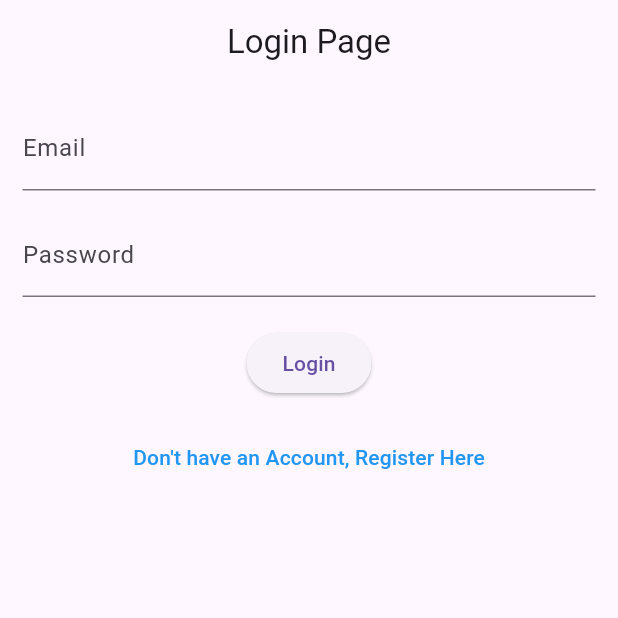
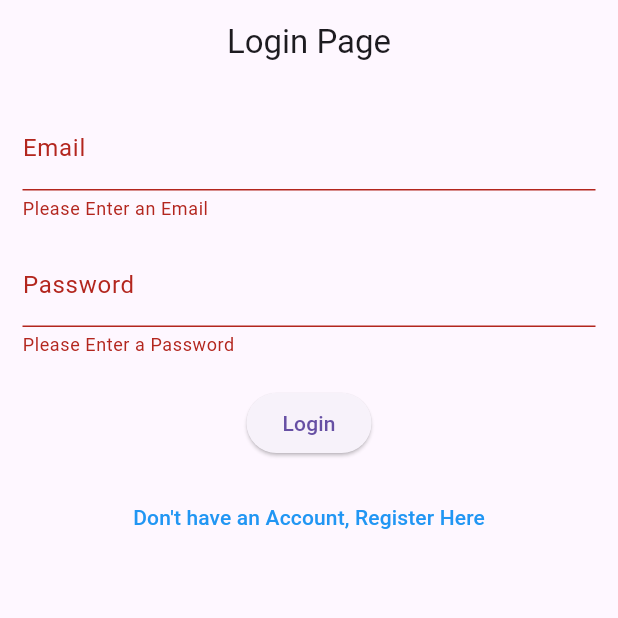
Before and after one commit to PAIshanMadusha/basic-firebase-authentication, a Flutter app: the screen it shows after launch, after a tap on "Already have an Account? Login Here", after a tap on "Login", on a phone screen of 412 x 824 dp, the top half of it. Run offline on Flutter 3.47's test engine with Material 3 defaults, Android fonts, the light colour scheme and no system bars; our stand-ins replace firebase_auth, firebase_core; accounts and stored records are empty; network calls fail.

Commit message:
Login Page Logics Implementation

```diff
--- a/lib/pages/authentication/login_page.dart
+++ b/lib/pages/authentication/login_page.dart
@@ -1,4 +1,6 @@
 import 'package:basic_firebase_authentication/pages/authentication/register_page.dart';
+import 'package:basic_firebase_authentication/pages/main_page.dart';
+import 'package:basic_firebase_authentication/services/authentication_service.dart';
 import 'package:flutter/material.dart';
 
 class LoginPage extends StatefulWidget {
@@ -13,6 +15,52 @@ class _LoginPageState extends State<LoginPage> {
   final TextEditingController _passwordController = TextEditingController();
 
   final _formKey = GlobalKey<FormState>();
+
+  bool _isLoading = false;
+
+  //SignIn
+  Future<void> _signInUser() async {
+    if (!_formKey.currentState!.validate()) {
+      return;
+    }
+    setState(() {
+      _isLoading = true;
+    });
+    try {
+      final email = _emailController.text.trim();
+      final password = _passwordController.text.trim();
+
+      await AuthenticationService().singInUser(
+        email: email,
+        password: password,
+      );
+      if (mounted) {
+        ScaffoldMessenger.of(context).showSnackBar(
+          SnackBar(
+            content: Text("SignIn Successfully!"),
+            duration: Duration(seconds: 1),
+          ),
+        );
+      }
+      //Navigate to MainPage if SignIn Successful
+      if (mounted) {
+        Navigator.pushReplacement(
+          context,
+          MaterialPageRoute(builder: (context) => MainPage()),
+        );
+      }
+    } catch (error) {
+      if (mounted) {
+        ScaffoldMessenger.of(context).showSnackBar(
+          SnackBar(content: Text("Error with SignIn User: $error")),
+        );
+      }
+    }finally{
+      setState(() {
+        _isLoading = false;
+      });
+    }
+  }
 
   @override
   Widget build(BuildContext context) {
@@ -55,7 +103,12 @@ class _LoginPageState extends State<LoginPage> {
                   },
                 ),
                 SizedBox(height: 20),
-                ElevatedButton(onPressed: () {}, child: Text("Login")),
+                _isLoading == true
+                    ? Center(child: CircularProgressIndicator())
+                    : ElevatedButton(
+                      onPressed: _signInUser,
+                      child: Text("Login"),
+                    ),
                 SizedBox(height: 15),
                 TextButton(
                   onPressed: () {
--- a/lib/pages/main_page.dart
+++ b/lib/pages/main_page.dart
@@ -1,4 +1,4 @@
-import 'package:basic_firebase_authentication/pages/home_page.dart';
+import 'package:basic_firebase_authentication/pages/authentication/register_page.dart';
 import 'package:basic_firebase_authentication/services/authentication_service.dart';
 import 'package:flutter/material.dart';
 
@@ -14,7 +14,7 @@ class MainPage extends StatelessWidget {
     //Navigate to HomePage
     Navigator.pushReplacement(
       context,
-      MaterialPageRoute(builder: (context) => HomePage()),
+      MaterialPageRoute(builder: (context) => RegisterPage()),
     );
 
     //SignOut Message
```
Also changed, not shown: lib/services/authentication_service.dart (+14 -0 lines).
